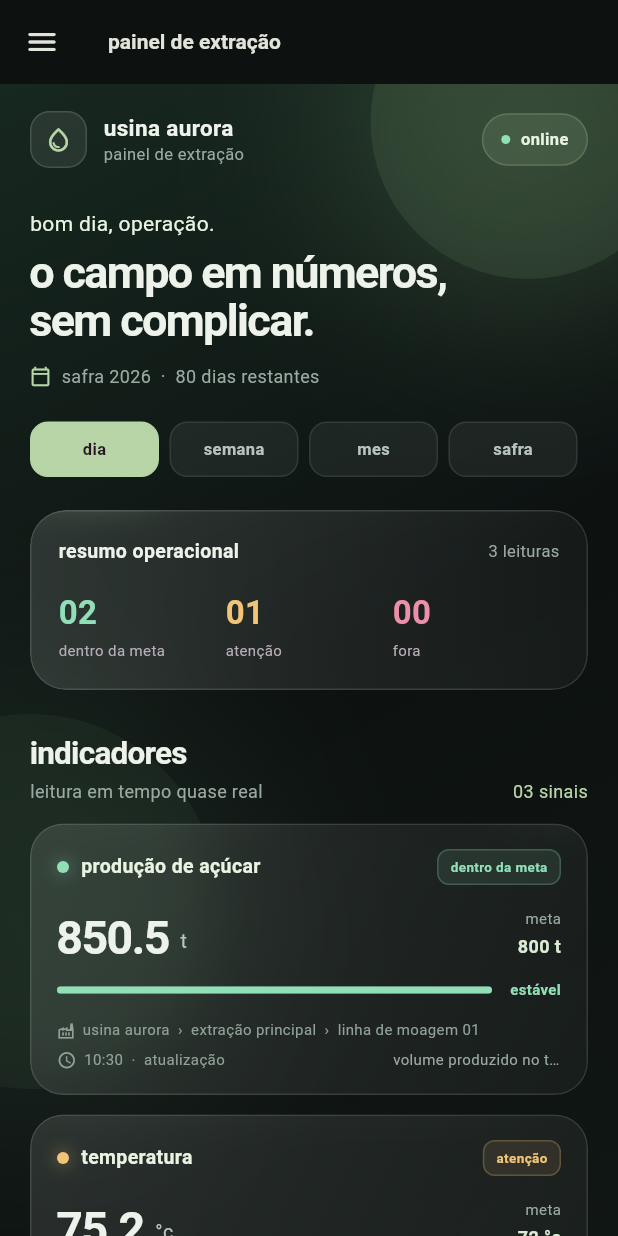
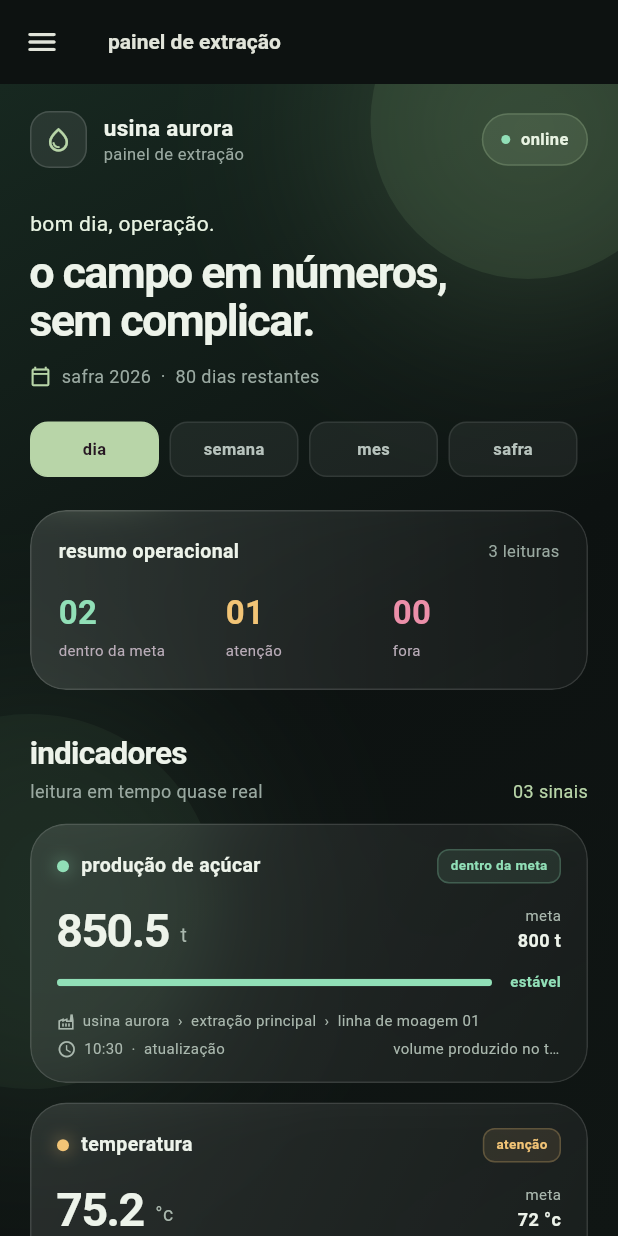
Before and after one commit to Paola5858/flutter, a Flutter app: the screen it shows after launch, on a phone screen of 412 x 824 dp. Run offline on Flutter 3.47's test engine with Material 3 defaults, Android fonts, the phone set to English and light mode, and no system bars; our stand-ins replace camera, dio, equatable, flutter_bloc, flutter_secure_storage, freezed_annotation and 6 more; missing offline and left inert: workmanager; accounts and stored records are empty; Roboto replaces fonts that are missing (Avenir Next).

Commit message:
refactor(ui): padronizar sistema de design e refatorar componentes
Refatoração abrangente para consolidar o sistema de design e melhorar a
manutenibilidade do código através da utilização de tokens de tema e
componentes padronizados.

Principais mudanças:
- Atualização do `AppTypography` com definições de estilos de texto
  específicos (pageTitle, sectionTitle, metric, etc.) e mudança da
  família de fontes para Roboto.
- Introdução de `AppSurfaces` para padronizar efeitos de vidro (glassmorphism).
- Substituição de estilos inline e cores fixas por tokens de tema em
  componentes como `IndicadorCard`, `CadastroScreen` e `AppSurface`.
- Implementação de rotas nomeadas no `main.dart` para navegação entre
  telas de cadastro.
- Refatoração da lógica de criação de dados demo para um módulo
  separado em `data/`.
- Adição de novos testes de widget para validar o menu de cadastros,
  rotas nomeadas e o fluxo de imagem no cadastro de usuário.
- Ajustes de segurança e tratamento de erros no cadastro de usuário
  para compatibilidade com web.

```diff
--- a/teste-mobile/usina_app/lib/core/theme/app_theme.dart
+++ b/teste-mobile/usina_app/lib/core/theme/app_theme.dart
@@ -3,7 +3,36 @@ import 'package:flutter/material.dart';
 import 'app_tokens.dart';
 
 abstract final class AppTypography {
-  static const family = 'Avenir Next';
+  static const family = 'Roboto';
+
+  static const pageTitle = TextStyle(
+    fontSize: 24,
+    height: 1.15,
+    fontWeight: FontWeight.w600,
+  );
+  static const sectionTitle = TextStyle(
+    fontSize: 21,
+    height: 1.2,
+    fontWeight: FontWeight.w600,
+  );
+  static const metric = TextStyle(
+    fontSize: 31,
+    height: .9,
+    fontWeight: FontWeight.w600,
+  );
+  static const metricUnit = TextStyle(fontSize: 13, height: 1.2);
+  static const metadata = TextStyle(fontSize: 10, height: 1.2);
+  static const status = TextStyle(
+    fontSize: 10,
+    height: 1.2,
+    fontWeight: FontWeight.w600,
+  );
+  static const button = TextStyle(
+    fontSize: 13,
+    height: 1.2,
+    fontWeight: FontWeight.w600,
+  );
+  static const caption = TextStyle(fontSize: 11, height: 1.2);
 
   static TextTheme get textTheme => const TextTheme(
     displaySmall: TextStyle(
@@ -57,7 +86,7 @@ abstract final class AppTheme {
       colorScheme: scheme,
       scaffoldBackgroundColor: AppColors.mineral,
       fontFamily: AppTypography.family,
-      fontFamilyFallback: const ['Helvetica Neue', 'sans-serif'],
+      fontFamilyFallback: const ['Arial', 'sans-serif'],
       textTheme: AppTypography.textTheme.apply(
         bodyColor: AppColors.ink,
         displayColor: AppColors.ink,
--- a/teste-mobile/usina_app/lib/core/theme/app_tokens.dart
+++ b/teste-mobile/usina_app/lib/core/theme/app_tokens.dart
@@ -38,6 +38,12 @@ abstract final class AppShadows {
   ];
 }
 
+abstract final class AppSurfaces {
+  static const glassTop = Color(0x1AFFFFFF);
+  static const glassBottom = Color(0x09FFFFFF);
+  static const glassBorder = Color(0x1FFFFFFF);
+}
+
 abstract final class AppMotion {
   static const fast = Duration(milliseconds: 180);
   static const standard = Duration(milliseconds: 260);
--- a/teste-mobile/usina_app/lib/main.dart
+++ b/teste-mobile/usina_app/lib/main.dart
@@ -1,112 +1,18 @@
 import 'package:flutter/material.dart';
+import 'cadastros.dart';
 import 'core/theme/app_theme.dart';
+import 'data/demo_dashboard.dart' as demo;
 import 'models/domain.dart';
+import 'screens/cadastro_screen.dart';
+import 'screens/cadastros/cadastro_indicador.dart';
+import 'screens/cadastros/cadastro_usuario.dart';
 import 'screens/dashboard_screen.dart';
 
 void main() {
   runApp(UsinaApp(dashboard: criarDashboardDemo()));
 }
 
-DashboardExtracao criarDashboardDemo() {
-  final agora = DateTime.now();
-  const usina = Usina(
-    id: 1,
-    nome: 'usina aurora',
-    localizacao: 'sertão nordestino',
-  );
-  const unidade = Unidade(id: 1, nome: 'extração principal', usina: usina);
-  const equipamento = Equipamento(
-    id: 1,
-    nome: 'linha de moagem 01',
-    unidade: unidade,
-  );
-  final safra = Safra(
-    id: 1,
-    nomeSafra: 'safra 2026',
-    dataInicio: DateTime(2026, 4, 1),
-    dataFim: DateTime(2026, 11, 30),
-  );
-  const tonelada = UnidadeMedida(id: 1, nome: 'tonelada', simbolo: 't');
-  const celsius = UnidadeMedida(id: 2, nome: 'graus celsius', simbolo: '°c');
-  const percentual = UnidadeMedida(id: 3, nome: 'percentual', simbolo: '%');
-  const producao = TipoInformacao(
-    id: 1,
-    nome: 'produção de açúcar',
-    unidadeMedida: tonelada,
-  );
-  const temperatura = TipoInformacao(
-    id: 2,
-    nome: 'temperatura',
-    unidadeMedida: celsius,
-  );
-  const umidade = TipoInformacao(
-    id: 3,
-    nome: 'umidade',
-    unidadeMedida: percentual,
-  );
-  const indicadores = [
-    Indicador(
-      id: 1,
-      nome: 'produção de açúcar',
-      descricao: 'volume produzido no turno atual',
-      url: '',
-      tipoInformacao: producao,
-      metaValor: 800,
-      comparacaoIdeal: TipoComparacao.maiorMelhor,
-    ),
-    Indicador(
-      id: 2,
-      nome: 'temperatura',
-      descricao: 'temperatura média da linha',
-      url: '',
-      tipoInformacao: temperatura,
-      metaValor: 72,
-      comparacaoIdeal: TipoComparacao.menorMelhor,
-    ),
-    Indicador(
-      id: 3,
-      nome: 'umidade',
-      descricao: 'nível de umidade da matéria-prima',
-      url: '',
-      tipoInformacao: umidade,
-      metaValor: 58,
-      comparacaoIdeal: TipoComparacao.faixaIdeal,
-    ),
-  ];
-  return DashboardExtracao(
-    safra: safra,
-    indicadores: indicadores,
-    medicoes: [
-      Medicao(
-        id: 1,
-        safra: safra,
-        equipamento: equipamento,
-        tipoInformacao: producao,
-        valor: 850.5,
-        data: agora,
-        periodo: TipoPeriodo.dia,
-      ),
-      Medicao(
-        id: 2,
-        safra: safra,
-        equipamento: equipamento,
-        tipoInformacao: temperatura,
-        valor: 75.2,
-        data: agora.subtract(const Duration(minutes: 8)),
-        periodo: TipoPeriodo.dia,
-      ),
-      Medicao(
-        id: 3,
-        safra: safra,
-        equipamento: equipamento,
-        tipoInformacao: umidade,
-        valor: 60,
-        data: agora.subtract(const Duration(minutes: 14)),
-        periodo: TipoPeriodo.dia,
-      ),
-    ],
-  );
-}
+DashboardExtracao criarDashboardDemo() => demo.criarDashboardDemo();
 
 class UsinaApp extends StatelessWidget {
   final DashboardExtracao dashboard;
@@ -119,7 +25,14 @@ class UsinaApp extends StatelessWidget {
       debugShowCheckedModeBanner: false,
       title: 'usina aurora',
       theme: AppTheme.dark,
-      home: DashboardScreen(dashboard: dashboard),
+      initialRoute: '/dashboard',
+      routes: {
+        '/dashboard': (_) => DashboardScreen(dashboard: dashboard),
+        '/cadastro/indicador': (_) => const CadastroIndicadorPage(),
+        '/cadastro/usuario': (_) => const CadastroUsuarioPage(),
+        for (final entry in cadastros.entries)
+          '/cadastro/${entry.key}': (_) => CadastroScreen(config: entry.value),
+      },
     );
   }
 }
--- a/teste-mobile/usina_app/lib/widgets/app/app_surface.dart
+++ b/teste-mobile/usina_app/lib/widgets/app/app_surface.dart
@@ -27,12 +27,11 @@ class AppSurface extends StatelessWidget {
           begin: Alignment.topLeft,
           end: Alignment.bottomRight,
           colors: [
-            Colors.white.withValues(alpha: .105),
-            Colors.white.withValues(alpha: .035),
+              AppSurfaces.glassTop, AppSurfaces.glassBottom,
           ],
         ),
         borderRadius: borderRadius,
-        border: Border.all(color: Colors.white.withValues(alpha: .12)),
+        border: Border.all(color: AppSurfaces.glassBorder),
       ),
       child: child,
     );
--- a/teste-mobile/usina_app/lib/widgets/indicador_card.dart
+++ b/teste-mobile/usina_app/lib/widgets/indicador_card.dart
@@ -1,4 +1,6 @@
 import 'package:flutter/material.dart';
+import '../core/theme/app_theme.dart';
+import '../core/theme/app_tokens.dart';
 import '../models/domain.dart';
 import 'app/app_surface.dart';
 
@@ -17,7 +19,7 @@ class IndicadorCard extends StatelessWidget {
     final color = _statusColor(status);
     return AppSurface(
       padding: const EdgeInsets.fromLTRB(17, 16, 17, 15),
-      borderRadius: BorderRadius.circular(22),
+      borderRadius: BorderRadius.circular(AppRadii.xl),
       child: Column(
         crossAxisAlignment: CrossAxisAlignment.start,
         children: [
@@ -41,10 +43,7 @@ class IndicadorCard extends StatelessWidget {
               Expanded(
                 child: Text(
                   indicador.nome,
-                  style: const TextStyle(
-                    color: Color(0xffe8f3e2),
-                    fontSize: 13,
-                    fontWeight: FontWeight.w600,
+                  style: AppTypography.button.copyWith(color: AppColors.ink,
                   ),
                 ),
               ),
@@ -57,21 +56,15 @@ class IndicadorCard extends StatelessWidget {
             children: [
               Text(
                 medicao.valor.toStringAsFixed(1),
-                style: const TextStyle(
-                  fontSize: 31,
-                  height: .9,
-                  fontWeight: FontWeight.w600,
-                  letterSpacing: -1,
-                ),
+                style: AppTypography.metric.copyWith(letterSpacing: -1),
               ),
               const SizedBox(width: 7),
               Padding(
                 padding: const EdgeInsets.only(bottom: 2),
                 child: Text(
                   indicador.tipoInformacao.unidadeMedida.simbolo,
-                  style: const TextStyle(
-                    color: Color(0xffb7c3bd),
-                    fontSize: 13,
+                  style: AppTypography.metricUnit.copyWith(
+                    color: AppColors.inkMuted,
                   ),
                 ),
               ),
@@ -79,17 +72,18 @@ class IndicadorCard extends StatelessWidget {
               Column(
                 crossAxisAlignment: CrossAxisAlignment.end,
                 children: [
-                  const Text(
+                  Text(
                     'meta',
-                    style: TextStyle(color: Color(0xff9aa9a1), fontSize: 10),
+                    style: AppTypography.metadata.copyWith(
+                      color: AppColors.inkMuted,
+                    ),
                   ),
                   const SizedBox(height: 3),
                   Text(
                     '${indicador.metaValor.toStringAsFixed(0)} ${indicador.tipoInformacao.unidadeMedida.simbolo}',
-                    style: const TextStyle(
-                      color: Color(0xffdcebd5),
+                    style: AppTypography.button.copyWith(
+                      color: AppColors.ink,
                       fontSize: 12,
-                      fontWeight: FontWeight.w600,
                     ),
                   ),
                 ],
@@ -115,8 +109,8 @@ class IndicadorCard extends StatelessWidget {
                 _statusLabel(status),
                 style: TextStyle(
                   color: color,
-                  fontSize: 10,
-                  fontWeight: FontWeight.w600,
+                  fontSize: AppTypography.status.fontSize,
+                  fontWeight: AppTypography.status.fontWeight,
                 ),
               ),
             ],
@@ -127,16 +121,15 @@ class IndicadorCard extends StatelessWidget {
               const Icon(
                 Icons.factory_outlined,
                 size: 12,
-                color: Color(0xff90a198),
+                color: AppColors.inkMuted,
               ),
               const SizedBox(width: 5),
               Expanded(
                 child: Text(
                   '${medicao.equipamento.unidade.usina.nome}  ›  ${medicao.equipamento.unidade.nome}  ›  ${medicao.equipamento.nome}',
                   overflow: TextOverflow.ellipsis,
-                  style: const TextStyle(
-                    color: Color(0xff90a198),
-                    fontSize: 10,
+                  style: AppTypography.metadata.copyWith(
+                    color: AppColors.inkMuted,
                   ),
                 ),
               ),
@@ -148,21 +141,22 @@ class IndicadorCard extends StatelessWidget {
               const Icon(
                 Icons.schedule_outlined,
                 size: 13,
-                color: Color(0xff90a198),
+                color: AppColors.inkMuted,
               ),
               const SizedBox(width: 5),
               Text(
                 _formatDate(medicao.data),
-                style: const TextStyle(color: Color(0xff90a198), fontSize: 10),
+                style: AppTypography.metadata.copyWith(
+                  color: AppColors.inkMuted,
+                ),
               ),
               const Spacer(),
               Flexible(
                 child: Text(
                   indicador.descricao,
                   overflow: TextOverflow.ellipsis,
-                  style: const TextStyle(
-                    color: Color(0xff9aa9a1),
-                    fontSize: 10,
+                  style: AppTypography.metadata.copyWith(
+                    color: AppColors.inkMuted,
                   ),
                 ),
               ),
@@ -202,13 +196,10 @@ class _StatusTag extends StatelessWidget {
       borderRadius: BorderRadius.circular(8),
       border: Border.all(color: color.withValues(alpha: .24)),
     ),
-    child: Text(
-      switch (status) {
-        StatusIndicador.dentroMeta => 'dentro da meta',
-        StatusIndicador.atencao => 'atenção',
-        StatusIndicador.foraMeta => 'fora da meta',
-      },
-      style: TextStyle(color: color, fontSize: 9, fontWeight: FontWeight.w600),
-    ),
+    child: Text(switch (status) {
+      StatusIndicador.dentroMeta => 'dentro da meta',
+      StatusIndicador.atencao => 'atenção',
+      StatusIndicador.foraMeta => 'fora da meta',
+    }, style: AppTypography.status.copyWith(color: color, fontSize: 9)),
   );
 }
```
Also changed, not shown: teste-mobile/usina_app/lib/data/demo_dashboard.dart (added, +102 -0 lines), teste-mobile/usina_app/lib/screens/cadastro_screen.dart (+124 -41 lines), teste-mobile/usina_app/lib/screens/cadastros/cadastro_usuario.dart (+9 -5 lines), teste-mobile/usina_app/lib/screens/dashboard_screen.dart (+8 -8 lines), 1 other file.
